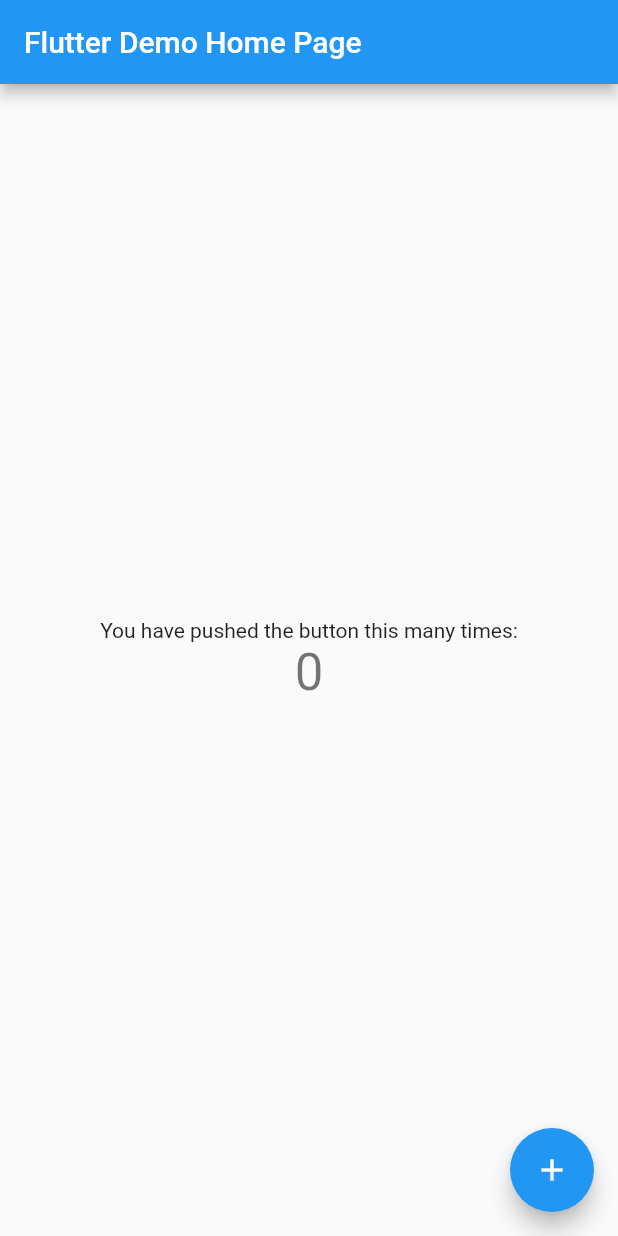
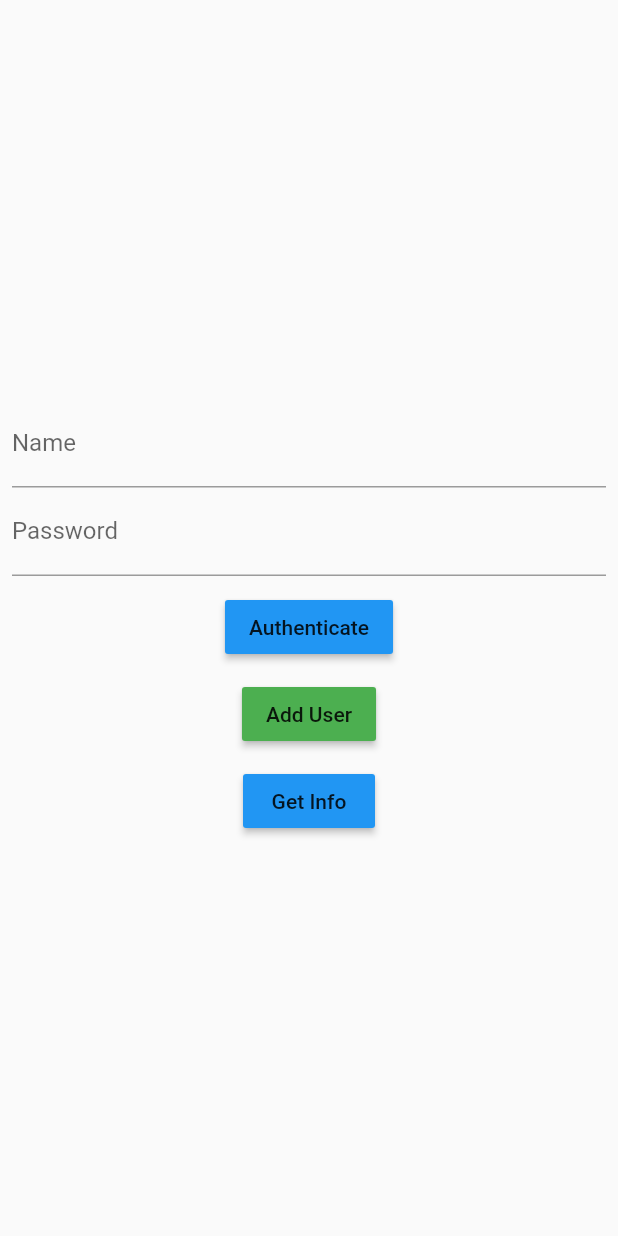
Before and after one commit to tanmayjain69/flt_sm, a Flutter app: the screen it shows after launch, on a phone screen of 412 x 824 dp. Run offline on Flutter 3.47's test engine with Material 2 defaults, Android fonts, the phone set to English and light mode, and no system bars; our stand-ins replace dio, fluttertoast.

Commit message:
login auth implemented for flutter

```diff
--- a/lib/main.dart
+++ b/lib/main.dart
@@ -1,3 +1,4 @@
+import 'package:fltsm/screens/loginscreen.dart';
 import 'package:flutter/material.dart';
 
 void main() => runApp(MyApp());
@@ -8,6 +9,7 @@ class MyApp extends StatelessWidget {
   Widget build(BuildContext context) {
     return MaterialApp(
       title: 'Flutter Demo',
+      debugShowCheckedModeBanner: false,
       theme: ThemeData(
         // This is the theme of your application.
         //
@@ -20,92 +22,7 @@ class MyApp extends StatelessWidget {
         // is not restarted.
         primarySwatch: Colors.blue,
       ),
-      home: MyHomePage(title: 'Flutter Demo Home Page'),
+      home: LoginScreen(),
     );
   }
 }
-
-class MyHomePage extends StatefulWidget {
-  MyHomePage({Key key, this.title}) : super(key: key);
-
-  // This widget is the home page of your application. It is stateful, meaning
-  // that it has a State object (defined below) that contains fields that affect
-  // how it looks.
-
-  // This class is the configuration for the state. It holds the values (in this
-  // case the title) provided by the parent (in this case the App widget) and
-  // used by the build method of the State. Fields in a Widget subclass are
-  // always marked "final".
-
-  final String title;
-
-  @override
-  _MyHomePageState createState() => _MyHomePageState();
-}
-
-class _MyHomePageState extends State<MyHomePage> {
-  int _counter = 0;
-
-  void _incrementCounter() {
-    setState(() {
-      // This call to setState tells the Flutter framework that something has
-      // changed in this State, which causes it to rerun the build method below
-      // so that the display can reflect the updated values. If we changed
-      // _counter without calling setState(), then the build method would not be
-      // called again, and so nothing would appear to happen.
-      _counter++;
-    });
-  }
-
-  @override
-  Widget build(BuildContext context) {
-    // This method is rerun every time setState is called, for instance as done
-    // by the _incrementCounter method above.
-    //
-    // The Flutter framework has been optimized to make rerunning build methods
-    // fast, so that you can just rebuild anything that needs updating rather
-    // than having to individually change instances of widgets.
-    return Scaffold(
-      appBar: AppBar(
-        // Here we take the value from the MyHomePage object that was created by
-        // the App.build method, and use it to set our appbar title.
-        title: Text(widget.title),
-      ),
-      body: Center(
-        // Center is a layout widget. It takes a single child and positions it
-        // in the middle of the parent.
-        child: Column(
-          // Column is also a layout widget. It takes a list of children and
-          // arranges them vertically. By default, it sizes itself to fit its
-          // children horizontally, and tries to be as tall as its parent.
-          //
-          // Invoke "debug painting" (press "p" in the console, choose the
-          // "Toggle Debug Paint" action from the Flutter Inspector in Android
-          // Studio, or the "Toggle Debug Paint" command in Visual Studio Code)
-          // to see the wireframe for each widget.
-          //
-          // Column has various properties to control how it sizes itself and
-          // how it positions its children. Here we use mainAxisAlignment to
-          // center the children vertically; the main axis here is the vertical
-          // axis because Columns are vertical (the cross axis would be
-          // horizontal).
-          mainAxisAlignment: MainAxisAlignment.center,
-          children: <Widget>[
-            Text(
-              'You have pushed the button this many times:',
-            ),
-            Text(
-              '$_counter',
-              style: Theme.of(context).textTheme.display1,
-            ),
-          ],
-        ),
-      ),
-      floatingActionButton: FloatingActionButton(
-        onPressed: _incrementCounter,
-        tooltip: 'Increment',
-        child: Icon(Icons.add),
-      ), // This trailing comma makes auto-formatting nicer for build methods.
-    );
-  }
-}
--- /dev/null
+++ b/lib/screens/loginscreen.dart
@@ -0,0 +1,104 @@
+import 'package:fltsm/services/authenticate.dart';
+import 'package:flutter/material.dart';
+import 'package:fluttertoast/fluttertoast.dart';
+
+class LoginScreen extends StatefulWidget {
+  @override
+  _LoginScreenState createState() => _LoginScreenState();
+}
+
+class _LoginScreenState extends State<LoginScreen> {
+
+  var name,password,token;
+
+  @override
+  Widget build(BuildContext context) {
+    return Scaffold(
+      body: Padding(
+        padding: const EdgeInsets.all(8.0),
+        child: Column(
+          mainAxisAlignment: MainAxisAlignment.center,
+          children: <Widget>[
+            TextField(
+            decoration: InputDecoration(
+              labelText: 'Name'
+            ),
+            onChanged: (val){
+              name = val;
+            },
+            ),
+            TextField(
+            obscureText: true,
+            decoration: InputDecoration(
+              labelText: 'Password'
+            ),
+            onChanged: (val){
+              password = val;
+            }
+            ),
+            SizedBox(height: 10.0),
+            RaisedButton(
+              child: Text('Authenticate'),
+              color:  Colors.blue,
+              onPressed: (){
+                AuthService().login(name, password).then((val){
+                  if(val.data['success']){
+                    token = val.data['token'];
+                    Fluttertoast.showToast(msg:
+                    'Authenticated',
+                    toastLength: Toast.LENGTH_SHORT,
+                    gravity: ToastGravity.BOTTOM,
+                    backgroundColor: Colors.green,
+                    textColor: Colors.white,
+                    fontSize: 16.0
+                    );
+                  }
+                });
+              },
+            ),
+            SizedBox(height: 10.0),
+            RaisedButton(
+              child: Text('Add User'),
+              color:  Colors.green,
+              onPressed: (){
+                AuthService().addUser(name, password).then((val){
+
+                    Fluttertoast.showToast(msg:
+                    val.data['msg'],
+                    toastLength: Toast.LENGTH_SHORT,
+                    gravity: ToastGravity.BOTTOM,
+                    backgroundColor: Colors.green,
+                    textColor: Colors.white,
+                    fontSize: 16.0
+                    );
+
+                });
+              },
+            ),
+            SizedBox(height: 10.0),
+            RaisedButton(
+              child: Text('Get Info'),
+              color:  Colors.blue,
+              onPressed: (){
+                AuthService().getinfo(token).then((val){
+                  if(val.data['success']){
+                    token = val.data['token'];
+                    Fluttertoast.showToast(msg:
+                    val.data['msg'],
+                    toastLength: Toast.LENGTH_SHORT,
+                    gravity: ToastGravity.BOTTOM,
+                    backgroundColor: Colors.green,
+                    textColor: Colors.white,
+                    fontSize: 16.0
+                    );
+                  }
+                });
+              },
+            ),
+
+          ]
+          ),
+      )
+    );
+  }
+}
--- /dev/null
+++ b/lib/services/authenticate.dart
@@ -0,0 +1,49 @@
+import 'dart:io';
+
+import 'package:dio/dio.dart';
+import 'package:flutter/material.dart';
+import 'package:fluttertoast/fluttertoast.dart';
+
+class AuthService{
+  Dio dio = new Dio();
+
+  login(name,password) async {
+    try {
+      return await dio.post('http://192.168.1.13:3000/authenticate',data: {
+        "name": name,
+        "password": password
+
+      }, options: Options (contentType: Headers.formUrlEncodedContentType)
+      );
+
+    }
+    on DioError catch(e){
+      Fluttertoast.showToast(msg: e.response.data['msg'],
+      toastLength: Toast.LENGTH_SHORT,
+      gravity: ToastGravity.BOTTOM,
+      backgroundColor: Colors.red,
+      textColor: Colors.white,
+      fontSize: 16.0
+
+
+      );
+    }
+
+  }
+
+  addUser(name,password) async {
+    return await dio.post('http://192.168.1.13:3000/adduser',data: {
+     "name":name , "password":password
+    }, options: Options (contentType: Headers.formUrlEncodedContentType)
+    );
+  }
+
+  getinfo(token) async {
+    dio.options.headers['Authorization'] = 'Bearer $token';
+    return await dio.get('http://192.168.1.13:3000/getinfo');
+
+  }
+
+
+
+}
--- a/pubspec.yaml
+++ b/pubspec.yaml
@@ -19,6 +19,8 @@ environment:
 dependencies:
   flutter:
     sdk: flutter
+  dio:
+  fluttertoast:
 
   # The following adds the Cupertino Icons font to your application.
   # Use with the CupertinoIcons class for iOS style icons.
```
Also changed, not shown: pubspec.lock.
